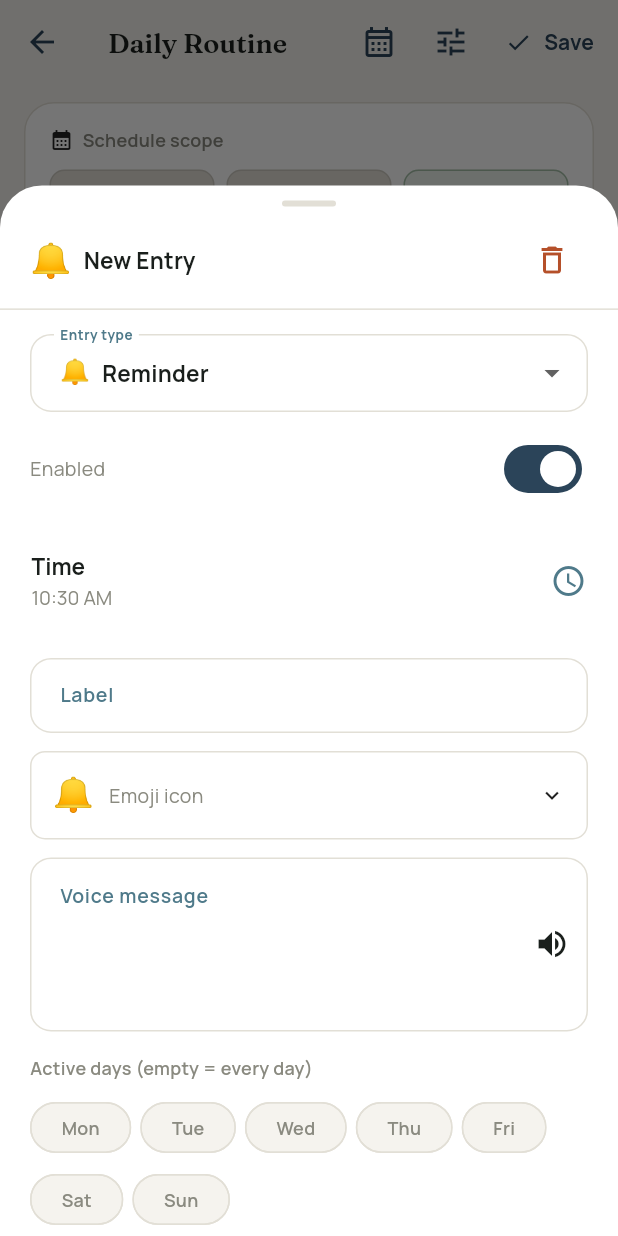
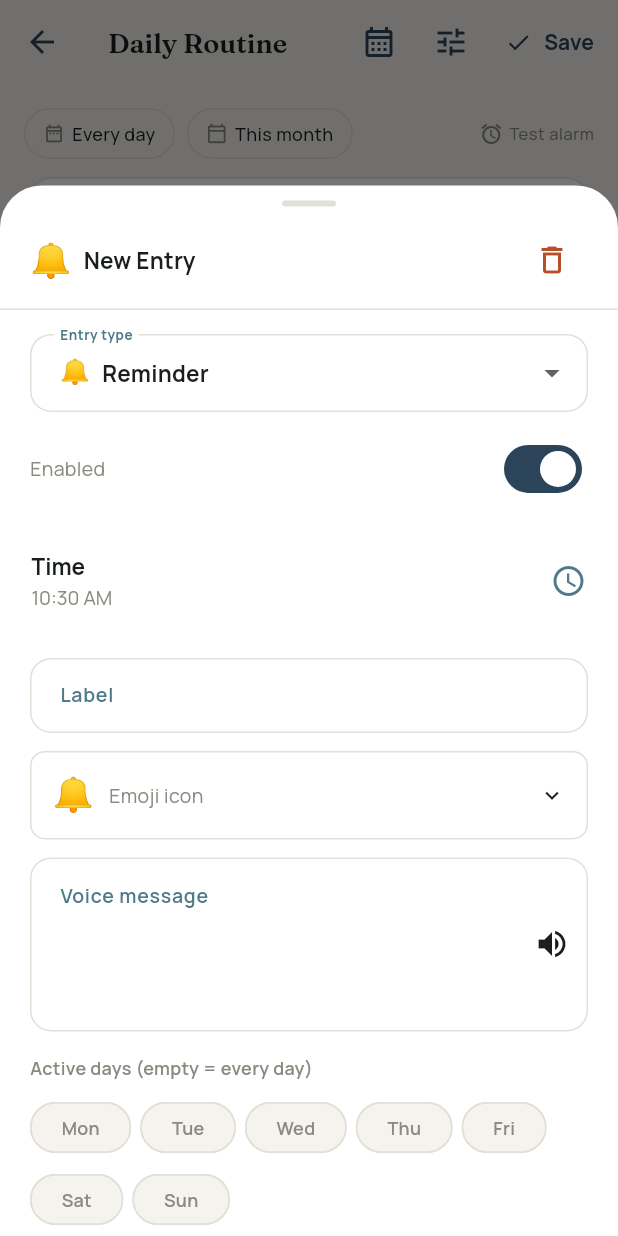
Before and after one commit to manohar454/routine_assistant, a Flutter app: the RoutineTimetableScreen screen opened directly, after a tap on "Add Reminder", on a phone screen of 412 x 824 dp. Run offline on Flutter 3.47's test engine with Material 3 defaults, Android fonts, the phone set to English and light mode, and no system bars; our stand-ins replace file_picker, flutter_local_notifications, flutter_timezone, flutter_tts, google_fonts, just_audio and 4 more; missing offline and left inert: audio_session, device_calendar, flutter_foreground_task, flutter_gemma, flutter_gemma_litertlm; accounts and stored records are empty; statements that could not run were skipped.

Commit message:
Fix default entries, clean up UI density, replace app icon
- _load() now deletes any legacy 'default_*' entries from DB on startup
  so seeded entries from old installs are removed automatically
- Entry cards redesigned: time column on left with large time + AM/PM,
  vertical divider, emoji + label side by side, much more breathing room
- Apply panel replaced: slim pill chips (Every day / This month) +
  small 'Test alarm' text link — no more boxy triple-chip panel
- App icon replaced across all mipmap densities (mdpi–xxxhdpi):
  deep teal circle background, white clock face with tick marks and
  hands, green checkmark badge in corner

Co-Authored-By: Claude Sonnet 4.6 <noreply@anthropic.com>
Claude-Session: https://claude.ai/code/session_01RpziqFoKVGKk7uGrK4fd7t

```diff
--- a/lib/screens/routine_timetable_screen.dart
+++ b/lib/screens/routine_timetable_screen.dart
@@ -43,9 +43,17 @@ class _RoutineTimetableScreenState extends State<RoutineTimetableScreen> {
 
   Future<void> _load() async {
     final stored = await _db.getAllRoutineEntries();
+    // Remove any legacy seeded defaults from old DB versions.
+    final legacyDefaults =
+        stored.where((e) => e.id.startsWith('default_')).toList();
+    for (final e in legacyDefaults) {
+      await _db.deleteRoutineEntry(e.id);
+    }
+    final clean =
+        stored.where((e) => !e.id.startsWith('default_')).toList();
     if (!mounted) return;
     setState(() {
-      _entries = stored;
+      _entries = clean;
       _loading = false;
     });
   }
@@ -313,7 +321,7 @@ class _RoutineTimetableScreenState extends State<RoutineTimetableScreen> {
             )
           else
             SliverPadding(
-              padding: const EdgeInsets.fromLTRB(16, 0, 16, 120),
+              padding: const EdgeInsets.fromLTRB(16, 4, 16, 120),
               sliver: SliverList.builder(
                 itemCount: _entries.length,
                 itemBuilder: (ctx, i) =>
@@ -330,57 +338,44 @@ class _RoutineTimetableScreenState extends State<RoutineTimetableScreen> {
   }
 
   Widget _buildApplyPanel(bool dark) {
-    return Container(
-      margin: const EdgeInsets.fromLTRB(16, 12, 16, 4),
-      padding: const EdgeInsets.all(16),
-      decoration: BoxDecoration(
-        color: dark ? AppColors.darkCard : AppColors.cardSurface,
-        borderRadius: const BorderRadius.all(AppRadius.lg),
-        border: Border.all(
-          color: dark ? AppColors.darkBorder : AppColors.mist,
+    return Padding(
+      padding: const EdgeInsets.fromLTRB(16, 16, 16, 8),
+      child: Row(
+        children: [
+          _ScopeChip(
+            label: 'Every day',
+            icon: Icons.date_range_outlined,
+            dark: dark,
+            onTap: _applyToWholeWeek,
           ),
+          const SizedBox(width: 8),
+          _ScopeChip(
+            label: 'This month',
+            icon: Icons.calendar_today_outlined,
+            dark: dark,
+            onTap: _applyToWholeMonth,
           ),
-      child: Column(
-        crossAxisAlignment: CrossAxisAlignment.start,
+          const Spacer(),
+          GestureDetector(
+            onTap: _testWakeAlarm,
+            child: Row(
               children: [
-          Row(
-            children: [
-              const Icon(Icons.calendar_month, size: 16),
-              const SizedBox(width: 6),
+                Icon(Icons.alarm_outlined,
+                    size: 16,
+                    color: dark
+                        ? AppColors.darkInkSubtle
+                        : AppColors.inkSubtle),
+                const SizedBox(width: 4),
                 Text(
-                'Schedule scope',
-                style: Theme.of(context).textTheme.labelMedium,
+                  'Test alarm',
+                  style: Theme.of(context).textTheme.bodySmall?.copyWith(
+                        color: dark
+                            ? AppColors.darkInkSubtle
+                            : AppColors.inkSubtle,
+                      ),
                 ),
               ],
             ),
-          const SizedBox(height: 12),
-          Row(
-            children: [
-              Expanded(
-                child: _ActionChip(
-                  label: 'Whole Week',
-                  icon: Icons.date_range,
-                  onTap: _applyToWholeWeek,
-                ),
-              ),
-              const SizedBox(width: 8),
-              Expanded(
-                child: _ActionChip(
-                  label: 'Whole Month',
-                  icon: Icons.calendar_today,
-                  onTap: _applyToWholeMonth,
-                ),
-              ),
-              const SizedBox(width: 8),
-              Expanded(
-                child: _ActionChip(
-                  label: 'Test Wake',
-                  icon: Icons.alarm,
-                  onTap: _testWakeAlarm,
-                  accent: true,
-                ),
-              ),
-            ],
           ),
         ],
       ),
@@ -424,70 +419,44 @@ class _EntryCard extends StatelessWidget {
   @override
   Widget build(BuildContext context) {
     final dark = Theme.of(context).brightness == Brightness.dark;
+    final emoji = (entry.extra['customEmoji'] as String?)?.isNotEmpty == true
+        ? entry.extra['customEmoji'] as String
+        : entry.type.emoji;
 
     return GestureDetector(
       onTap: onEdit,
       child: AnimatedOpacity(
         duration: const Duration(milliseconds: 200),
-        opacity: entry.enabled ? 1.0 : 0.55,
+        opacity: entry.enabled ? 1.0 : 0.45,
         child: Container(
-          margin: const EdgeInsets.only(bottom: 8),
-          padding: const EdgeInsets.fromLTRB(14, 12, 14, 12),
+          margin: const EdgeInsets.only(bottom: 12),
           decoration: BoxDecoration(
             color: _cardColor(dark),
-            borderRadius: const BorderRadius.all(AppRadius.md),
+            borderRadius: const BorderRadius.all(AppRadius.lg),
             border: Border.all(
-              color: dark ? AppColors.darkBorder : AppColors.mist,
+              color: (dark ? AppColors.darkBorder : AppColors.mist)
+                  .withValues(alpha: entry.enabled ? 1.0 : 0.6),
             ),
           ),
+          child: Padding(
+            padding: const EdgeInsets.symmetric(horizontal: 16, vertical: 14),
             child: Row(
               children: [
-              // Emoji icon (custom or type default)
-              Text(
-                (entry.extra['customEmoji'] as String?)?.isNotEmpty == true
-                    ? entry.extra['customEmoji'] as String
-                    : entry.type.emoji,
-                style: const TextStyle(fontSize: 26),
-              ),
-              const SizedBox(width: 12),
-              // Label + time
-              Expanded(
+                // Time column
+                SizedBox(
+                  width: 60,
                   child: Column(
                     crossAxisAlignment: CrossAxisAlignment.start,
                     children: [
                       Text(
-                      entry.label,
-                      style: Theme.of(context).textTheme.titleSmall?.copyWith(
-                            fontWeight: FontWeight.w600,
-                            color: entry.enabled
-                                ? null
-                                : Theme.of(context)
-                                    .colorScheme
-                                    .onSurface
-                                    .withValues(alpha: 0.5),
+                        entry.formattedTime.split(' ')[0], // "7:00"
+                        style: Theme.of(context)
+                            .textTheme
+                            .titleSmall
+                            ?.copyWith(fontWeight: FontWeight.w700),
                       ),
-                    ),
-                    const SizedBox(height: 2),
                       Text(
-                      entry.formattedTime,
-                      style: Theme.of(context).textTheme.bodySmall?.copyWith(
-                            color: dark
-                                ? AppColors.darkInkSubtle
-                                : AppColors.inkSubtle,
-                          ),
-                    ),
-                    if (entry.waterMl != null)
-                      Text(
-                        '💧 ${entry.waterMl} ml',
-                        style: Theme.of(context).textTheme.bodySmall?.copyWith(
-                              color: dark
-                                  ? AppColors.darkDeep
-                                  : AppColors.deep,
-                            ),
-                      ),
-                    if (entry.activeDays.isNotEmpty)
-                      Text(
-                        _daysLabel(entry.activeDays),
+                        entry.formattedTime.split(' ')[1], // "AM/PM"
                         style: Theme.of(context).textTheme.bodySmall?.copyWith(
                               color: dark
                                   ? AppColors.darkInkSubtle
@@ -498,19 +467,75 @@ class _EntryCard extends StatelessWidget {
                     ],
                   ),
                 ),
+                // Vertical divider
+                Container(
+                  width: 1,
+                  height: 36,
+                  margin: const EdgeInsets.symmetric(horizontal: 12),
+                  color: (dark ? AppColors.darkBorder : AppColors.mist),
+                ),
+                // Emoji + label
+                Text(emoji, style: const TextStyle(fontSize: 22)),
+                const SizedBox(width: 10),
+                Expanded(
+                  child: Column(
+                    crossAxisAlignment: CrossAxisAlignment.start,
+                    children: [
+                      Text(
+                        entry.label,
+                        style: Theme.of(context)
+                            .textTheme
+                            .titleSmall
+                            ?.copyWith(fontWeight: FontWeight.w600),
+                      ),
+                      if (entry.waterMl != null) ...[
+                        const SizedBox(height: 2),
+                        Text(
+                          '${entry.waterMl} ml',
+                          style:
+                              Theme.of(context).textTheme.bodySmall?.copyWith(
+                                    color: dark
+                                        ? AppColors.darkDeep
+                                        : AppColors.deep,
+                                    fontSize: 11,
+                                  ),
+                        ),
+                      ] else if (entry.durationMinutes != null) ...[
+                        const SizedBox(height: 2),
+                        Text(
+                          '${entry.durationMinutes} min',
+                          style:
+                              Theme.of(context).textTheme.bodySmall?.copyWith(
+                                    color: dark
+                                        ? AppColors.darkInkSubtle
+                                        : AppColors.inkSubtle,
+                                    fontSize: 11,
+                                  ),
+                        ),
+                      ] else if (entry.activeDays.isNotEmpty) ...[
+                        const SizedBox(height: 2),
+                        Text(
+                          _daysLabel(entry.activeDays),
+                          style:
+                              Theme.of(context).textTheme.bodySmall?.copyWith(
+                                    color: dark
+                                        ? AppColors.darkInkSubtle
+                                        : AppColors.inkSubtle,
+                                    fontSize: 11,
+                                  ),
+                        ),
+                      ],
+                    ],
+                  ),
+                ),
                 // Toggle
                 Switch(
                   value: entry.enabled,
                   onChanged: (_) => onToggle(),
                   materialTapTargetSize: MaterialTapTargetSize.shrinkWrap,
                 ),
-              // Edit chevron
-              Icon(
-                Icons.chevron_right,
-                color: dark ? AppColors.darkInkSubtle : AppColors.inkSubtle,
-                size: 18,
+              ],
             ),
-            ],
           ),
         ),
       ),
@@ -1236,56 +1261,50 @@ class _TimetableSettingsSheetState extends State<_TimetableSettingsSheet> {
   }
 }
 
-// ── Action chip helper ────────────────────────────────────────────────────────
+// ── Scope chip ────────────────────────────────────────────────────────────────
 
-class _ActionChip extends StatelessWidget {
+class _ScopeChip extends StatelessWidget {
   final String label;
   final IconData icon;
+  final bool dark;
   final VoidCallback onTap;
-  final bool accent;
 
-  const _ActionChip({
+  const _ScopeChip({
     required this.label,
     required this.icon,
+    required this.dark,
     required this.onTap,
-    this.accent = false,
   });
 
   @override
   Widget build(BuildContext context) {
-    final dark = Theme.of(context).brightness == Brightness.dark;
     return GestureDetector(
       onTap: onTap,
       child: Container(
-        padding: const EdgeInsets.symmetric(vertical: 10, horizontal: 8),
+        padding:
+            const EdgeInsets.symmetric(horizontal: 12, vertical: 7),
         decoration: BoxDecoration(
-          color: accent
-              ? AppColors.moss.withValues(alpha: dark ? 0.3 : 0.12)
-              : (dark ? AppColors.darkSurface : AppColors.mist),
-          borderRadius: const BorderRadius.all(AppRadius.sm),
+          color: dark ? AppColors.darkCard : AppColors.canvas,
+          borderRadius: const BorderRadius.all(AppRadius.pill),
           border: Border.all(
-            color: accent
-                ? AppColors.moss.withValues(alpha: 0.5)
-                : (dark ? AppColors.darkBorder : AppColors.mistDark),
+            color: dark ? AppColors.darkBorder : AppColors.mist,
           ),
         ),
-        child: Column(
+        child: Row(
+          mainAxisSize: MainAxisSize.min,
           children: [
             Icon(icon,
-                size: 18,
-                color: accent
-                    ? AppColors.moss
-                    : (dark ? AppColors.darkInkSubtle : AppColors.inkSubtle)),
-            const SizedBox(height: 4),
+                size: 14,
+                color:
+                    dark ? AppColors.darkInkSubtle : AppColors.inkSubtle),
+            const SizedBox(width: 5),
             Text(
               label,
-              textAlign: TextAlign.center,
               style: TextStyle(
-                fontSize: 11,
-                fontWeight: FontWeight.w600,
-                color: accent
-                    ? AppColors.moss
-                    : (dark ? AppColors.darkInkSubtle : AppColors.inkSubtle),
+                fontSize: 12,
+                fontWeight: FontWeight.w500,
+                color:
+                    dark ? AppColors.darkInk : AppColors.ink,
               ),
             ),
           ],
```
Also changed, not shown: 5 other files. Lines whose indentation alone changed are shown as unchanged.
